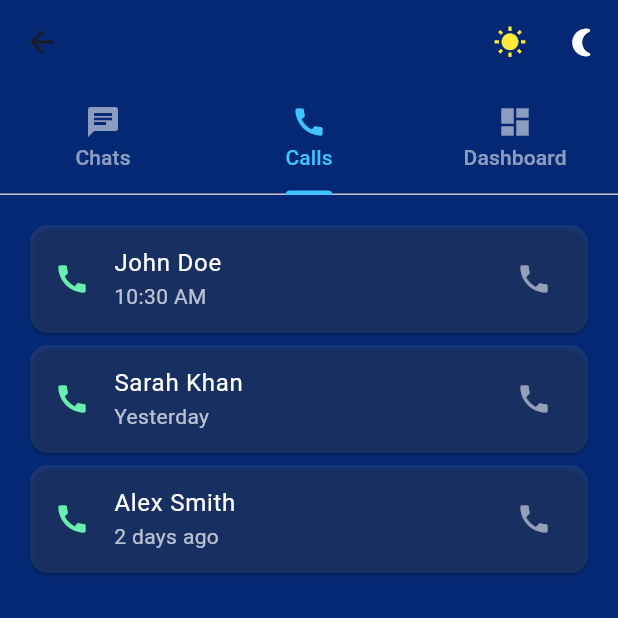
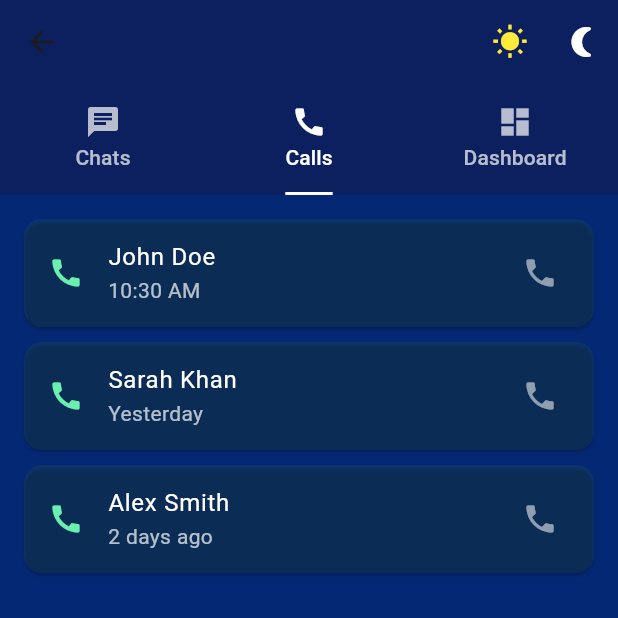
Before and after one commit to mdrajonhossain/freeli_flutter, a Flutter app: the HomePage screen opened by its route, tab 2 chosen, after a tap on the "wb sunny" icon, on a phone screen of 412 x 824 dp, the top half of it. Run offline on Flutter 3.47's test engine with Material 3 defaults, Android fonts, the phone set to English and light mode, and no system bars.

```diff
--- a/lib/CompanyListScreen.dart
+++ b/lib/CompanyListScreen.dart
@@ -35,10 +35,7 @@ class CompanyListScreen extends StatelessWidget {
       appBar: AppBar(
         backgroundColor: Colors.transparent,
         elevation: 0,
-        leading: IconButton(
-          icon: const Icon(Icons.arrow_back, color: Colors.white),
-          onPressed: () => Navigator.pop(context),
-        ),
+        automaticallyImplyLeading: false,
       ),
 
       body: SafeArea(
--- a/lib/homepage.dart
+++ b/lib/homepage.dart
@@ -20,28 +20,40 @@ class HomePage extends StatelessWidget {
       child: Scaffold(
         backgroundColor: bgColor,
 
-        /// ================= APP BAR + TOP NAV =================
+        /// ================= APP BAR =================
         appBar: AppBar(
-          backgroundColor: Colors.transparent,
+          backgroundColor: const Color.fromARGB(
+            255,
+            12,
+            31,
+            94,
+          ), // Darker background for app bar
           elevation: 0,
           centerTitle: true,
+
           actions: [
             IconButton(
               onPressed: () => onThemeChange(false),
-              icon: const Icon(Icons.wb_sunny, size: 22),
+              icon: const Icon(Icons.wb_sunny),
               color: Colors.yellow,
             ),
             IconButton(
               onPressed: () => onThemeChange(true),
-              icon: const Icon(Icons.nightlight_round, size: 22),
+              icon: const Icon(Icons.nightlight_round),
               color: Colors.white,
             ),
           ],
 
+          /// ================= TAB BAR =================
           bottom: const TabBar(
-            indicatorColor: Colors.lightBlueAccent,
-            labelColor: Colors.lightBlueAccent,
-            unselectedLabelColor: Colors.white54,
+            indicatorColor: Colors.white,
+            labelColor: Colors.white,
+            unselectedLabelColor: Colors.white70,
+            dividerColor: Colors.transparent,
+            indicator: UnderlineTabIndicator(
+              borderSide: BorderSide(color: Colors.white, width: 2),
+            ),
+
             tabs: [
               Tab(icon: Icon(Icons.chat), text: "Chats"),
               Tab(icon: Icon(Icons.call), text: "Calls"),
@@ -50,7 +62,7 @@ class HomePage extends StatelessWidget {
           ),
         ),
 
-        /// ================= TAB CONTENT =================
+        /// ================= BODY =================
         body: const TabBarView(
           children: [ChatsTab(), CallsTab(), DashboardTab()],
         ),
@@ -59,7 +71,7 @@ class HomePage extends StatelessWidget {
   }
 }
 
-/// ================= CHATS TAB =================
+/// ================= CHATS TAB (WHITE CARD UI) =================
 class ChatsTab extends StatelessWidget {
   const ChatsTab({super.key});
 
@@ -68,42 +80,45 @@ class ChatsTab extends StatelessWidget {
     {"name": "Sarah Khan", "msg": "Let’s meet tomorrow"},
     {"name": "Alex Smith", "msg": "Project update?"},
     {"name": "Emma Watson", "msg": "Call me please"},
-    {"name": "Alex Smith", "msg": "Project update?"},
-    {"name": "Alex Smith", "msg": "Project update?"},
-    {"name": "Alex Smith", "msg": "Project update?"},
-    {"name": "Alex Smith", "msg": "Project update?"},
-    {"name": "Alex Smith", "msg": "Project update?"},
-    {"name": "Alex Smith", "msg": "Project update?"},
-    {"name": "Alex Smith", "msg": "Project update?"},
   ];
 
   @override
   Widget build(BuildContext context) {
     return ListView.builder(
-      padding: const EdgeInsets.only(top: 16, left: 16, right: 16, bottom: 50),
+      padding: const EdgeInsets.all(16),
       itemCount: users.length,
       itemBuilder: (context, index) {
         return Card(
-          color: Colors.white.withOpacity(0.08),
+          color: Colors.green.withOpacity(
+            0.1,
+          ), // Green background for list items
+          elevation: 2,
+          margin: const EdgeInsets.only(bottom: 10),
           shape: RoundedRectangleBorder(
             borderRadius: BorderRadius.circular(12),
           ),
           child: ListTile(
             leading: const CircleAvatar(
-              backgroundColor: Colors.blueAccent,
+              backgroundColor:
+                  AppColors.accentColor, // Use accent color for avatar
               child: Icon(Icons.person, color: Colors.white),
             ),
             title: Text(
               users[index]["name"]!,
-              style: const TextStyle(color: Colors.white),
+              style: const TextStyle(
+                color: Colors.white, // White text for visibility
+                fontWeight: FontWeight.w600,
+              ),
             ),
             subtitle: Text(
               users[index]["msg"]!,
-              style: const TextStyle(color: Colors.white70),
+              style: const TextStyle(
+                color: Colors.white70,
+              ), // Lighter text for visibility
             ),
             trailing: const Icon(
               Icons.chat_bubble_outline,
-              color: Colors.white54,
+              color: Colors.white54, // Lighter icon for visibility
             ),
           ),
         );
@@ -129,21 +144,34 @@ class CallsTab extends StatelessWidget {
       itemCount: calls.length,
       itemBuilder: (context, index) {
         return Card(
-          color: Colors.white.withOpacity(0.08),
+          color: Colors.green.withOpacity(
+            0.1,
+          ), // Green background for list items
+          margin: const EdgeInsets.only(bottom: 10),
           shape: RoundedRectangleBorder(
             borderRadius: BorderRadius.circular(12),
           ),
           child: ListTile(
-            leading: const Icon(Icons.call, color: Colors.greenAccent),
+            leading: const Icon(
+              Icons.call,
+              color: Colors.greenAccent,
+            ), // Green accent for call icon
             title: Text(
               calls[index]["name"]!,
-              style: const TextStyle(color: Colors.white),
+              style: const TextStyle(
+                color: Colors.white,
+              ), // White text for visibility
             ),
             subtitle: Text(
               calls[index]["time"]!,
-              style: const TextStyle(color: Colors.white70),
+              style: const TextStyle(
+                color: Colors.white70,
+              ), // Lighter text for visibility
             ),
-            trailing: const Icon(Icons.phone, color: Colors.white54),
+            trailing: const Icon(
+              Icons.phone,
+              color: Colors.white54,
+            ), // Lighter icon for visibility
           ),
         );
       },
@@ -158,14 +186,12 @@ class DashboardTab extends StatelessWidget {
   @override
   Widget build(BuildContext context) {
     return const Padding(
-      padding: EdgeInsets.symmetric(horizontal: 24),
+      padding: EdgeInsets.all(24),
       child: Column(
         mainAxisAlignment: MainAxisAlignment.center,
-        crossAxisAlignment: CrossAxisAlignment.center,
         children: [
           Text(
             "Dashboard",
-            textAlign: TextAlign.center,
             style: TextStyle(
               color: Colors.white,
               fontSize: 26,
@@ -176,15 +202,16 @@ class DashboardTab extends StatelessWidget {
           SizedBox(height: 15),
 
           Text(
-            "Welcome to your dashboard. Here you can manage chats, calls and view system analytics.",
-            style: TextStyle(color: Colors.white70, fontSize: 14),
+            "Manage your chats, calls, and analytics from here.",
+            textAlign: TextAlign.center,
+            style: TextStyle(color: Colors.white70),
           ),
 
           SizedBox(height: 20),
 
           Text(
             "• Total Users: 120\n• Active Chats: 45\n• Calls Today: 18",
-            style: TextStyle(color: Colors.white70, fontSize: 15),
+            style: TextStyle(color: Colors.white70),
           ),
         ],
       ),
```
